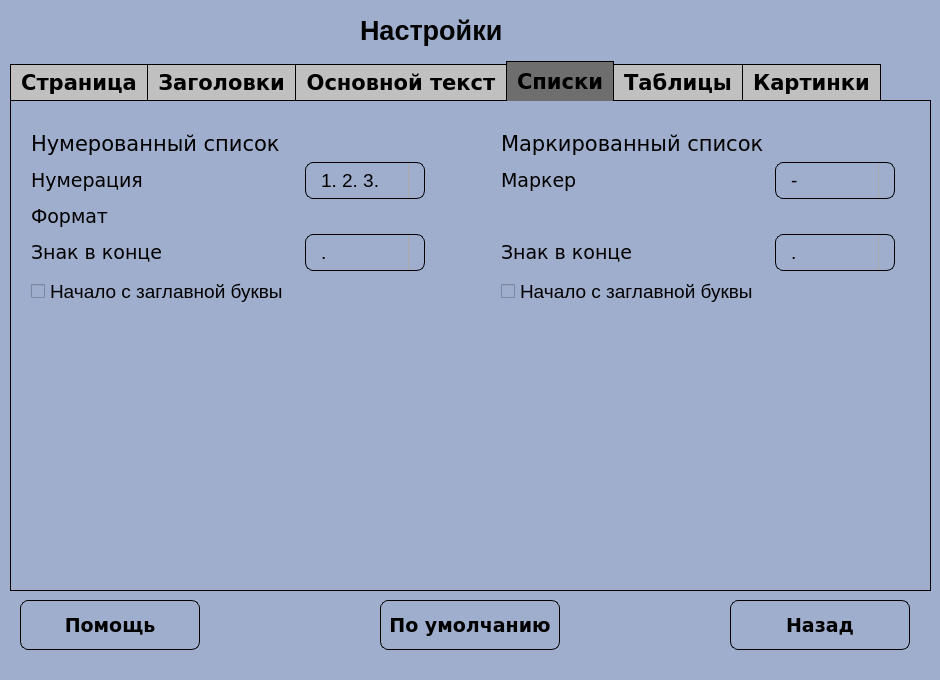
Old version of the form SettingsUI.ui in the repository Asklit/CourseProjectPython.
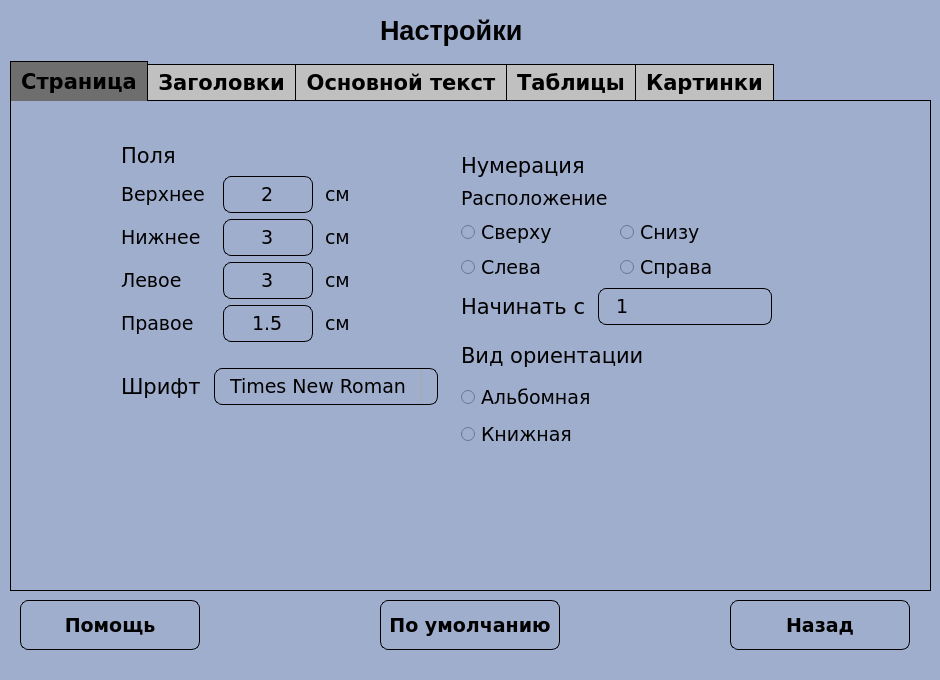
New version of the form. The open tabs and pages were chosen to show the change. Icons and pictures are not drawn.

The edit to the form file:
```diff
--- a/SettingsUI.ui
+++ b/SettingsUI.ui
@@ -30,7 +30,7 @@
   <widget class="QLabel" name="labelSettings">
    <property name="geometry">
     <rect>
-     <x>360</x>
+     <x>380</x>
      <y>10</y>
      <width>151</width>
      <height>41</height>
@@ -2886,472 +2886,6 @@
      </layout>
     </widget>
    </widget>
-   <widget class="QWidget" name="tab_4">
-    <attribute name="title">
-     <string>Списки</string>
-    </attribute>
-    <widget class="QWidget" name="gridLayoutWidget_25">
-     <property name="geometry">
-      <rect>
-       <x>20</x>
-       <y>30</y>
-       <width>394</width>
-       <height>175</height>
-      </rect>
-     </property>
-     <layout class="QGridLayout" name="gridLayout_25">
-      <item row="2" column="0">
-       <widget class="QLabel" name="labelSettings_86">
-        <property name="font">
-         <font>
-          <family>Verdana</family>
-          <pointsize>14</pointsize>
-          <weight>50</weight>
-          <italic>false</italic>
-          <bold>false</bold>
-         </font>
-        </property>
-        <property name="mouseTracking">
-         <bool>false</bool>
-        </property>
-        <property name="text">
-         <string>Формат</string>
-        </property>
-       </widget>
-      </item>
-      <item row="1" column="1">
-       <widget class="QComboBox" name="CBNumberedListType">
-        <property name="maximumSize">
-         <size>
-          <width>120</width>
-          <height>16777215</height>
-         </size>
-        </property>
-        <property name="font">
-         <font>
-          <pointsize>14</pointsize>
-          <weight>50</weight>
-          <bold>false</bold>
-         </font>
-        </property>
-        <property name="styleSheet">
-         <string notr="true">QComboBox {
-        border-radius: 8px;
-        border: 1px solid black;
-        padding: 5px 15px;
-    }
-    QComboBox::drop-down {
-        subcontrol-origin: padding;
-        subcontrol-position: top right;
-        width: 15px;
-        border-left-width: 1px;
-        border-left-color: darkgray;
-        border-left-style: solid; /* just a single line */
-        border-top-right-radius: 3px; /* same radius as the QComboBox */
-        border-bottom-right-radius: 3px;
-    }
-    QComboBox::down-arrow {
-        image: url(down_arrow.png);
-    }
-    QComboBox:focus {
-        border: 1px solid yellow;
-    }
-    QComboBox::placeholder {
-        color: #767e89;
-    }</string>
-        </property>
-        <item>
-         <property name="text">
-          <string>1. 2. 3.</string>
-         </property>
-        </item>
-        <item>
-         <property name="text">
-          <string>1 2 3 4</string>
-         </property>
-        </item>
-        <item>
-         <property name="text">
-          <string>1) 2) 3)</string>
-         </property>
-        </item>
-       </widget>
-      </item>
-      <item row="1" column="0">
-       <widget class="QLabel" name="labelSettings_90">
-        <property name="font">
-         <font>
-          <family>Verdana</family>
-          <pointsize>14</pointsize>
-          <weight>50</weight>
-          <italic>false</italic>
-          <bold>false</bold>
-         </font>
-        </property>
-        <property name="mouseTracking">
-         <bool>false</bool>
-        </property>
-        <property name="text">
-         <string>Нумерация</string>
-        </property>
-       </widget>
-      </item>
-      <item row="3" column="0">
-       <widget class="QLabel" name="labelSettings_88">
-        <property name="font">
-         <font>
-          <family>Verdana</family>
-          <pointsize>14</pointsize>
-          <weight>50</weight>
-          <italic>false</italic>
-          <bold>false</bold>
-         </font>
-        </property>
-        <property name="mouseTracking">
-         <bool>false</bool>
-        </property>
-        <property name="text">
-         <string>Знак в конце</string>
-        </property>
-       </widget>
-      </item>
-      <item row="0" column="0">
-       <widget class="QLabel" name="labelSettings_89">
-        <property name="font">
-         <font>
-          <family>Verdana</family>
-          <pointsize>16</pointsize>
-          <weight>50</weight>
-          <italic>false</italic>
-          <bold>false</bold>
-         </font>
-        </property>
-        <property name="mouseTracking">
-         <bool>false</bool>
-        </property>
-        <property name="text">
-         <string>Нумерованный список </string>
-        </property>
-       </widget>
-      </item>
-      <item row="3" column="1">
-       <widget class="QComboBox" name="CBNumberedListEndLetter">
-        <property name="maximumSize">
-         <size>
-          <width>120</width>
-          <height>16777215</height>
-         </size>
-        </property>
-        <property name="font">
-         <font>
-          <pointsize>14</pointsize>
-          <weight>50</weight>
-          <bold>false</bold>
-         </font>
-        </property>
-        <property name="styleSheet">
-         <string notr="true">QComboBox {
-        border-radius: 8px;
-        border: 1px solid black;
-        padding: 5px 15px;
-    }
-    QComboBox::drop-down {
-        subcontrol-origin: padding;
-        subcontrol-position: top right;
-        width: 15px;
-        border-left-width: 1px;
-        border-left-color: darkgray;
-        border-left-style: solid; /* just a single line */
-        border-top-right-radius: 3px; /* same radius as the QComboBox */
-        border-bottom-right-radius: 3px;
-    }
-    QComboBox::down-arrow {
-        image: url(down_arrow.png);
-    }
-    QComboBox:focus {
-        border: 1px solid yellow;
-    }
-    QComboBox::placeholder {
-        color: #767e89;
-    }</string>
-        </property>
-        <item>
-         <property name="text">
-          <string>.</string>
-         </property>
-        </item>
-        <item>
-         <property name="text">
-          <string>:</string>
-         </property>
-        </item>
-        <item>
-         <property name="text">
-          <string>,</string>
-         </property>
-        </item>
-        <item>
-         <property name="text">
-          <string>!</string>
-         </property>
-        </item>
-        <item>
-         <property name="text">
-          <string>?</string>
-         </property>
-        </item>
-       </widget>
-      </item>
-      <item row="4" column="0">
-       <widget class="QCheckBox" name="CBNumberedListCapitalize">
-        <property name="font">
-         <font>
-          <pointsize>14</pointsize>
-          <weight>50</weight>
-          <bold>false</bold>
-         </font>
-        </property>
-        <property name="text">
-         <string>Начало с заглавной буквы</string>
-        </property>
-       </widget>
-      </item>
-     </layout>
-    </widget>
-    <widget class="QWidget" name="gridLayoutWidget_26">
-     <property name="geometry">
-      <rect>
-       <x>490</x>
-       <y>30</y>
-       <width>394</width>
-       <height>175</height>
-      </rect>
-     </property>
-     <layout class="QGridLayout" name="gridLayout_26">
-      <item row="1" column="1">
-       <widget class="QComboBox" name="CBMarkedListType">
-        <property name="maximumSize">
-         <size>
-          <width>120</width>
-          <height>16777215</height>
-         </size>
-        </property>
-        <property name="font">
-         <font>
-          <pointsize>14</pointsize>
-          <weight>50</weight>
-          <bold>false</bold>
-         </font>
-        </property>
-        <property name="styleSheet">
-         <string notr="true">QComboBox {
-        border-radius: 8px;
-        border: 1px solid black;
-        padding: 5px 15px;
-    }
-    QComboBox::drop-down {
-        subcontrol-origin: padding;
-        subcontrol-position: top right;
-        width: 15px;
-        border-left-width: 1px;
-        border-left-color: darkgray;
-        border-left-style: solid; /* just a single line */
-        border-top-right-radius: 3px; /* same radius as the QComboBox */
-        border-bottom-right-radius: 3px;
-    }
-    QComboBox::down-arrow {
-        image: url(down_arrow.png);
-    }
-    QComboBox:focus {
-        border: 1px solid yellow;
-    }
-    QComboBox::placeholder {
-        color: #767e89;
-    }</string>
-        </property>
-        <item>
-         <property name="text">
-          <string>-</string>
-         </property>
-        </item>
-        <item>
-         <property name="text">
-          <string>*</string>
-         </property>
-        </item>
-        <item>
-         <property name="text">
-          <string>◉</string>
-         </property>
-        </item>
-        <item>
-         <property name="text">
-          <string>●</string>
-         </property>
-        </item>
-       </widget>
-      </item>
-      <item row="1" column="0">
-       <widget class="QLabel" name="labelSettings_92">
-        <property name="font">
-         <font>
-          <family>Verdana</family>
-          <pointsize>14</pointsize>
-          <weight>50</weight>
-          <italic>false</italic>
-          <bold>false</bold>
-         </font>
-        </property>
-        <property name="mouseTracking">
-         <bool>false</bool>
-        </property>
-        <property name="text">
-         <string>Маркер</string>
-        </property>
-       </widget>
-      </item>
-      <item row="0" column="0">
-       <widget class="QLabel" name="labelSettings_94">
-        <property name="font">
-         <font>
-          <family>Verdana</family>
-          <pointsize>16</pointsize>
-          <weight>50</weight>
-          <italic>false</italic>
-          <bold>false</bold>
-         </font>
-        </property>
-        <property name="mouseTracking">
-         <bool>false</bool>
-        </property>
-        <property name="text">
-         <string>Маркированный список</string>
-        </property>
-       </widget>
-      </item>
-      <item row="3" column="0">
-       <widget class="QLabel" name="labelSettings_93">
-        <property name="font">
-         <font>
-          <family>Verdana</family>
-          <pointsize>14</pointsize>
-          <weight>50</weight>
-          <italic>false</italic>
-          <bold>false</bold>
-         </font>
-        </property>
-        <property name="mouseTracking">
-         <bool>false</bool>
-        </property>
-        <property name="text">
-         <string>Знак в конце</string>
-        </property>
-       </widget>
-      </item>
-      <item row="3" column="1">
-       <widget class="QComboBox" name="CBMarkedListEndLetter">
-        <property name="maximumSize">
-         <size>
-          <width>120</width>
-          <height>16777215</height>
-         </size>
-        </property>
-        <property name="font">
-         <font>
-          <pointsize>14</pointsize>
-          <weight>50</weight>
-          <bold>false</bold>
-         </font>
-        </property>
-        <property name="styleSheet">
-         <string notr="true">QComboBox {
-        border-radius: 8px;
-        border: 1px solid black;
-        padding: 5px 15px;
-    }
-    QComboBox::drop-down {
-        subcontrol-origin: padding;
-        subcontrol-position: top right;
-        width: 15px;
-        border-left-width: 1px;
-        border-left-color: darkgray;
-        border-left-style: solid; /* just a single line */
-        border-top-right-radius: 3px; /* same radius as the QComboBox */
-        border-bottom-right-radius: 3px;
-    }
-    QComboBox::down-arrow {
-        image: url(down_arrow.png);
-    }
-    QComboBox:focus {
-        border: 1px solid yellow;
-    }
-    QComboBox::placeholder {
-        color: #767e89;
-    }</string>
-        </property>
-        <item>
-         <property name="text">
-          <string>.</string>
-         </property>
-        </item>
-        <item>
-         <property name="text">
-          <string>:</string>
-         </property>
-        </item>
-        <item>
-         <property name="text">
-          <string>,</string>
-         </property>
-        </item>
-        <item>
-         <property name="text">
-          <string>!</string>
-         </property>
-        </item>
-        <item>
-         <property name="text">
-          <string>?</string>
-         </property>
-        </item>
-       </widget>
-      </item>
-      <item row="2" column="0">
-       <widget class="QLabel" name="labelSettings_91">
-        <property name="font">
-         <font>
-          <family>Verdana</family>
-          <pointsize>14</pointsize>
-          <weight>50</weight>
-          <italic>false</italic>
-          <bold>false</bold>
-         </font>
-        </property>
-        <property name="mouseTracking">
-         <bool>false</bool>
-        </property>
-        <property name="text">
-         <string/>
-        </property>
-       </widget>
-      </item>
-      <item row="4" column="0">
-       <widget class="QCheckBox" name="CBMarkedListCapitalize">
-        <property name="font">
-         <font>
-          <pointsize>14</pointsize>
-          <weight>50</weight>
-          <bold>false</bold>
-         </font>
-        </property>
-        <property name="text">
-         <string>Начало с заглавной буквы</string>
-        </property>
-       </widget>
-      </item>
-     </layout>
-    </widget>
-   </widget>
    <widget class="QWidget" name="tab_5">
     <attribute name="title">
      <string>Таблицы</string>
```
